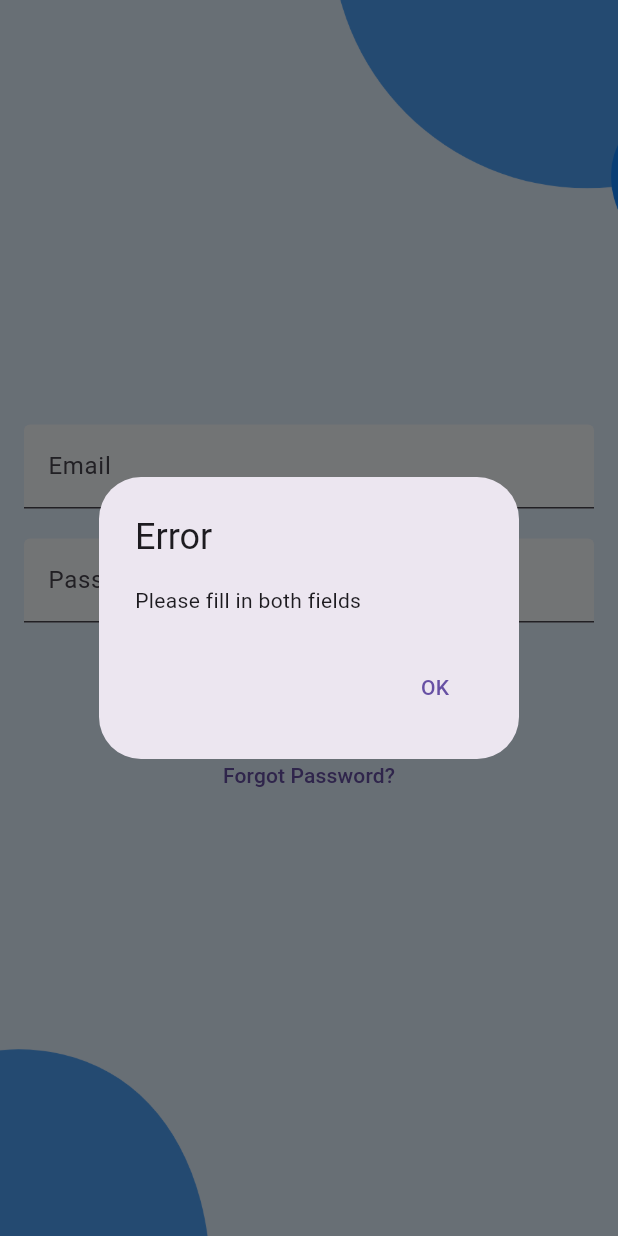
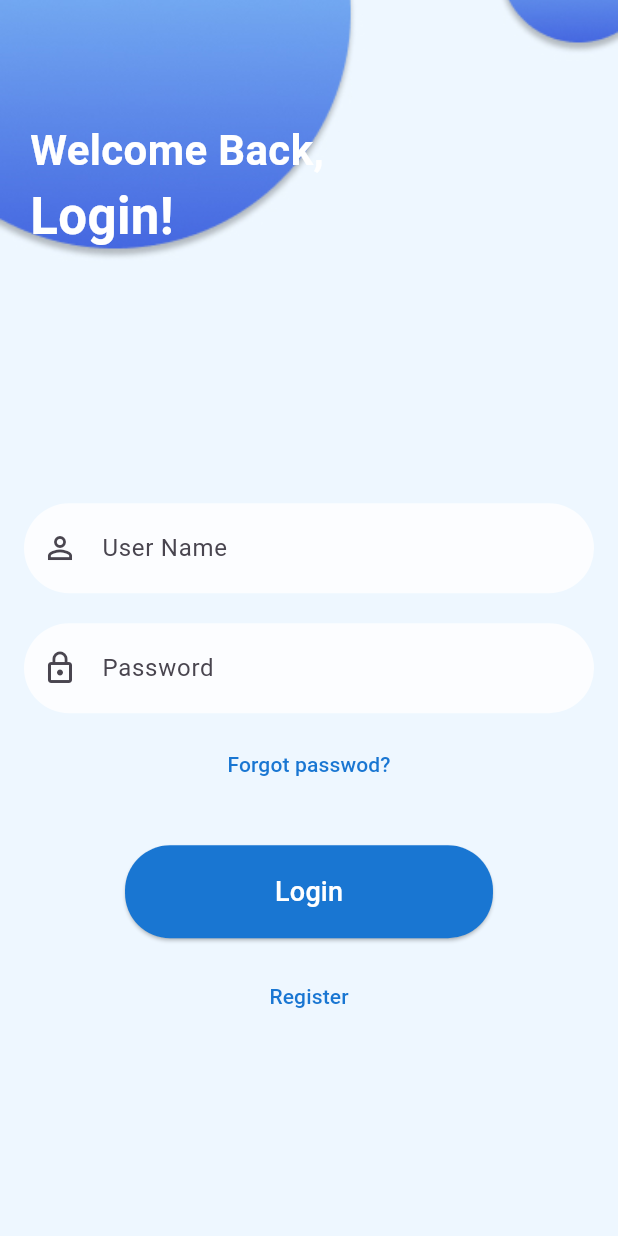
Before and after one commit to sandeepaMallawarachchi/school-boost, a Flutter app: the LoginScreen screen opened directly, after a tap on "Login", on a phone screen of 412 x 824 dp. Run offline on Flutter 3.47's test engine with Material 3 defaults, Android fonts, the phone set to English and light mode, and no system bars; our stand-ins replace cloud_firestore, firebase_core, image_picker; accounts and stored records are empty.

Commit message:
login page 2

```diff
--- a/lib/components/login.dart
+++ b/lib/components/login.dart
@@ -6,101 +6,153 @@ class LoginScreen extends StatefulWidget {
 }
 
 class _LoginScreenState extends State<LoginScreen> {
-  final TextEditingController _emailController = TextEditingController();
+  final TextEditingController _usernameController = TextEditingController();
   final TextEditingController _passwordController = TextEditingController();
 
   // Mock login function
-  void _login() async {
-    String email = _emailController.text.trim();
+  void _login() {
+    String username = _usernameController.text.trim();
     String password = _passwordController.text.trim();
 
-    if (email.isNotEmpty && password.isNotEmpty) {
-      // Replace this with your actual login logic (e.g., API call)
-      bool isAuthenticated = await _authenticateUser(email, password);
-
-      if (isAuthenticated) {
-        Navigator.pushReplacementNamed(context, '/home');
+    if (username.isNotEmpty && password.isNotEmpty) {
+      // Perform login logic
+      print('Username: $username, Password: $password');
     } else {
-        _showError('Invalid email or password');
+      print('Please fill in both fields');
     }
-    } else {
-      _showError('Please fill in both fields');
-    }
-  }
-
-  // Mock authentication function
-  Future<bool> _authenticateUser(String email, String password) async {
-    // Simulate a real authentication request
-    await Future.delayed(Duration(seconds: 2));
-    // Replace this with actual authentication logic
-    return email == 'user@example.com' && password == 'password123';
-  }
-
-  void _showError(String message) {
-    showDialog(
-      context: context,
-      builder: (context) => AlertDialog(
-        title: Text('Error'),
-        content: Text(message),
-        actions: [
-          TextButton(
-            onPressed: () => Navigator.pop(context),
-            child: Text('OK'),
-          ),
-        ],
-      ),
-    );
   }
 
   @override
   Widget build(BuildContext context) {
     return Scaffold(
       body: Stack(
-        fit: StackFit.expand, // Make the background image fill the entire screen
         children: [
-          // Background image
-          Image.asset(
-            'assets/images/background.png',
+          // Background Image
+          Container(
+            decoration: BoxDecoration(
+              image: DecorationImage(
+                image: AssetImage('assets/images/Login.jpg'),
                 fit: BoxFit.cover,
               ),
-          // Login form
-          Padding(
+            ),
+          ),
+
+          // Positioned "Welcome Back, Log In!" at the top-left corner
+          Positioned(
+            top: 80,  // Adjust this to move the text down or up
+            left: 20,  // Adjust this to align the text more left or right
+            child: Column(
+              crossAxisAlignment: CrossAxisAlignment.start,
+              children: [
+                Text(
+                  'Welcome Back,',
+                  style: TextStyle(
+                    fontSize: 28,
+                    color: Colors.white,
+                    fontWeight: FontWeight.bold,
+                  ),
+                ),
+                Text(
+                  'Login!',
+                  style: TextStyle(
+                    fontSize: 34,
+                    color: Colors.white,
+                    fontWeight: FontWeight.bold,
+                  ),
+                ),
+              ],
+            ),
+          ),
+
+          // Foreground Elements (TextFields, Buttons, etc.)
+          Center(
+            child: Padding(
               padding: const EdgeInsets.all(16.0),
+              child: SingleChildScrollView(
                 child: Column(
-              mainAxisAlignment: MainAxisAlignment.center,
+                  crossAxisAlignment: CrossAxisAlignment.center,
                   children: [
-                TextField(
-                  controller: _emailController,
+                    SizedBox(height: 200), // Space from the top
+
+                    // Username TextField
+                    Container(
+                      decoration: BoxDecoration(
+                        color: Colors.white.withOpacity(0.8),
+                        borderRadius: BorderRadius.circular(30),
+                      ),
+                      child: TextField(
+                        controller: _usernameController,
                         decoration: InputDecoration(
-                    labelText: 'Email',
-                    fillColor: Colors.white.withOpacity(0.8), // Add transparency to background color
-                    filled: true, // Make background of text field white
+                          hintText: 'User Name',
+                          prefixIcon: Icon(Icons.person_outline),
+                          border: InputBorder.none,
+                          contentPadding: EdgeInsets.symmetric(horizontal: 20, vertical: 18),
                         ),
-                  keyboardType: TextInputType.emailAddress,
+                      ),
                     ),
                     SizedBox(height: 20),
-                TextField(
+
+                    // Password TextField
+                    Container(
+                      decoration: BoxDecoration(
+                        color: Colors.white.withOpacity(0.8),
+                        borderRadius: BorderRadius.circular(30),
+                      ),
+                      child: TextField(
                         controller: _passwordController,
                         decoration: InputDecoration(
-                    labelText: 'Password',
-                    fillColor: Colors.white.withOpacity(0.8),
-                    filled: true,
+                          hintText: 'Password',
+                          prefixIcon: Icon(Icons.lock_outline),
+                          border: InputBorder.none,
+                          contentPadding: EdgeInsets.symmetric(horizontal: 20, vertical: 18),
                         ),
                         obscureText: true,
                       ),
-                SizedBox(height: 20),
+                    ),
+                    SizedBox(height: 10),
+
+                    // Forgot Password
+                    TextButton(
+                      onPressed: () {
+                        // Handle register logic here
+                      },
+                      child: Text(
+                        'Forgot passwod?',
+                        style: TextStyle(color: Colors.blue[700]),
+                      ),
+                    ),
+                    SizedBox(height: 30),
+
+                    // Login Button
                     ElevatedButton(
                       onPressed: _login,
-                  child: Text('Login'),
+                      style: ElevatedButton.styleFrom(
+                        padding: EdgeInsets.symmetric(horizontal: 100, vertical: 18),
+                        backgroundColor: Colors.blue.shade700,
+                        shape: RoundedRectangleBorder(
+                          borderRadius: BorderRadius.circular(30),
                         ),
-                SizedBox(height: 10),
+                      ),
+                      child: Text(
+                        'Login',
+                        style: TextStyle(fontSize: 18, color: Colors.white),
+                      ),
+                    ),
+                    SizedBox(height: 15),
+
+                    // Register
                     TextButton(
                       onPressed: () {
-                    // Handle "Forgot Password" here
+                        // Handle register logic here
                       },
-                  child: Text('Forgot Password?'),
+                      child: Text(
+                        'Register',
+                        style: TextStyle(color: Colors.blue[700]),
+                      ),
                     ),
                   ],
+                ),
+              ),
             ),
           ),
         ],
@@ -108,3 +160,10 @@ class _LoginScreenState extends State<LoginScreen> {
     );
   }
 }
+
+void main() {
+  runApp(MaterialApp(
+    home: LoginScreen(),
+    debugShowCheckedModeBanner: false,
+  ));
+}
```
Also changed, not shown: assets/images/Login.jpg (added). Lines whose indentation alone changed are shown as unchanged.
